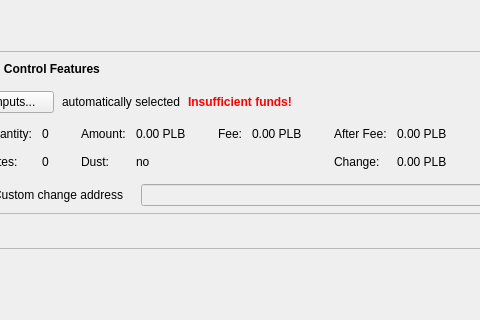
Above: src/qt/forms/sendcoinsdialog.ui from PaladeumBlockchain/Paladeum before the change; both pictures show x 88 to 568 and y 0 to 320 of the 1049 by 920 pixel window. Below: the same form after it.
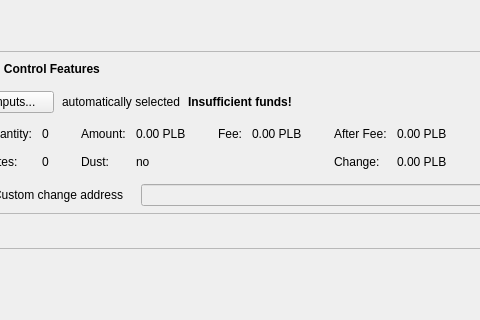
That is the form after the change. Icons and pictures are not drawn. Custom widgets are drawn as their Qt base class.

Patch:
```diff
--- a/src/qt/forms/sendcoinsdialog.ui
+++ b/src/qt/forms/sendcoinsdialog.ui
@@ -150,7 +150,7 @@
                </font>
               </property>
               <property name="styleSheet">
-               <string notr="true">color:red;font-weight:500;</string>
+               <string notr="true">font-weight:500;</string>
               </property>
               <property name="text">
                <string>Insufficient funds!</string>
```
Left out of the diff: 4 changed lines with no effect on the pictures.
